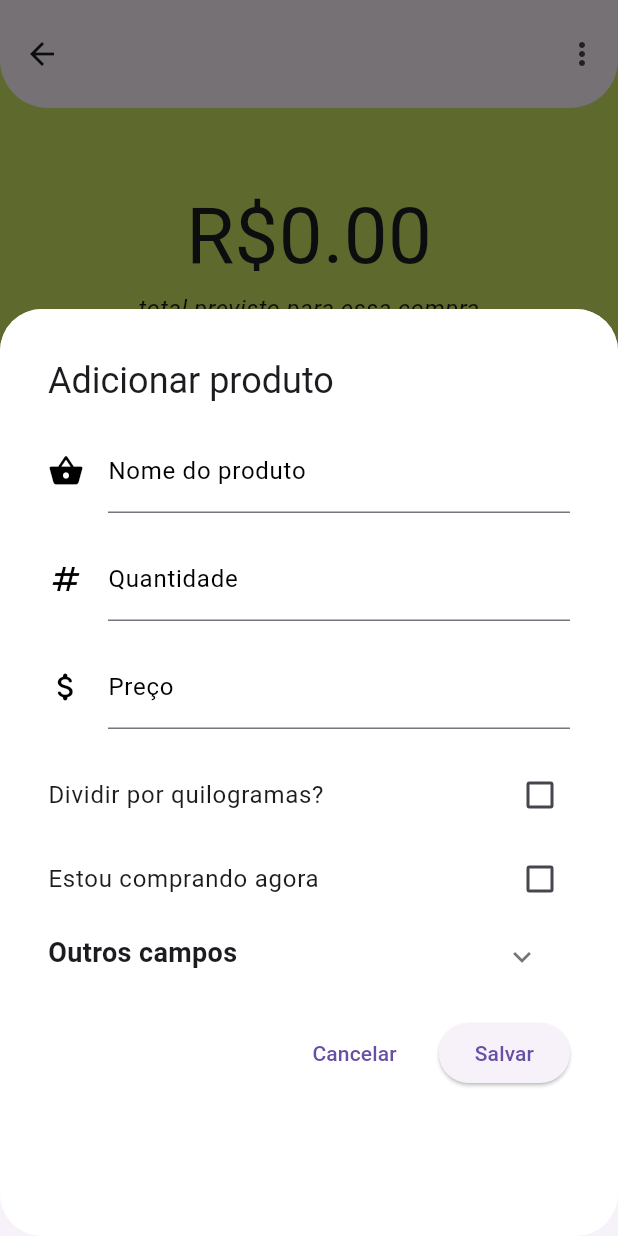
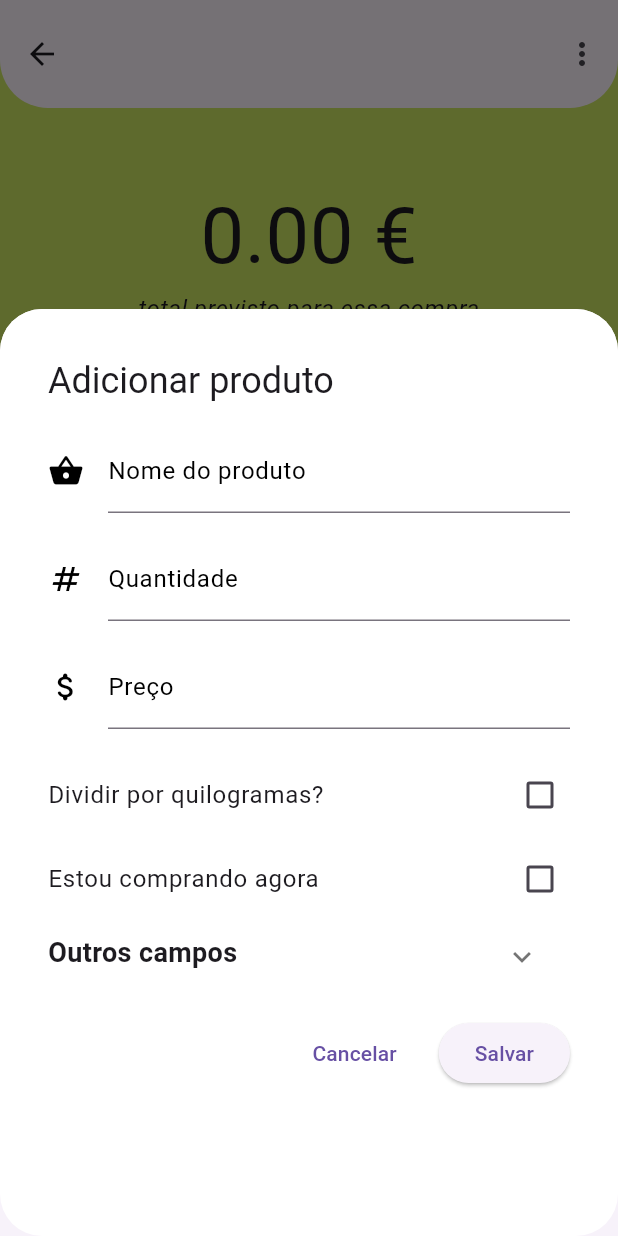
Before and after one commit to Leankar-dev/flutter_lista_compras_drift_dio, a Flutter app: the ProductsScreen screen opened directly with empty values, after a tap on the "add" icon, on a phone screen of 412 x 824 dp. Run offline on Flutter 3.47's test engine with Material 3 defaults, Android fonts, the light colour scheme and no system bars; our stand-ins replace dio, drift, logger; accounts and stored records are empty; generated files the repository leaves out were written again.

Commit message:
padronizando para euro €

```diff
--- a/lib/products/screens/products_screen.dart
+++ b/lib/products/screens/products_screen.dart
@@ -102,7 +102,7 @@
                 child: Column(
                   children: [
                     Text(
-                      "R\$${_calculateTotalPrice().toStringAsFixed(2)}",
+                      "${_calculateTotalPrice().toStringAsFixed(2)} €",
                       style: const TextStyle(fontSize: 52),
                     ),
                     const Text(
--- a/lib/products/screens/widgets/product_add_edit_modal.dart
+++ b/lib/products/screens/widgets/product_add_edit_modal.dart
@@ -99,7 +99,7 @@
                     decoration: const InputDecoration(
                       label: Text("Preço"),
                       icon: Icon(Icons.attach_money_rounded),
-                      prefixText: "R\$ ",
+                      prefixText: "€ ",
                     ),
                     onChanged: (value) {
                       priceController.text = value.replaceAll(",", ".");
--- a/lib/products/screens/widgets/product_list_item.dart
+++ b/lib/products/screens/widgets/product_list_item.dart
@@ -45,7 +45,7 @@
       subtitle: Text(
         (produto.price == null)
             ? "Clique para adicionar preço"
-            : "R\$ ${produto.price!}",
+            : "${produto.price!} €",
       ),
     );
   }
```
